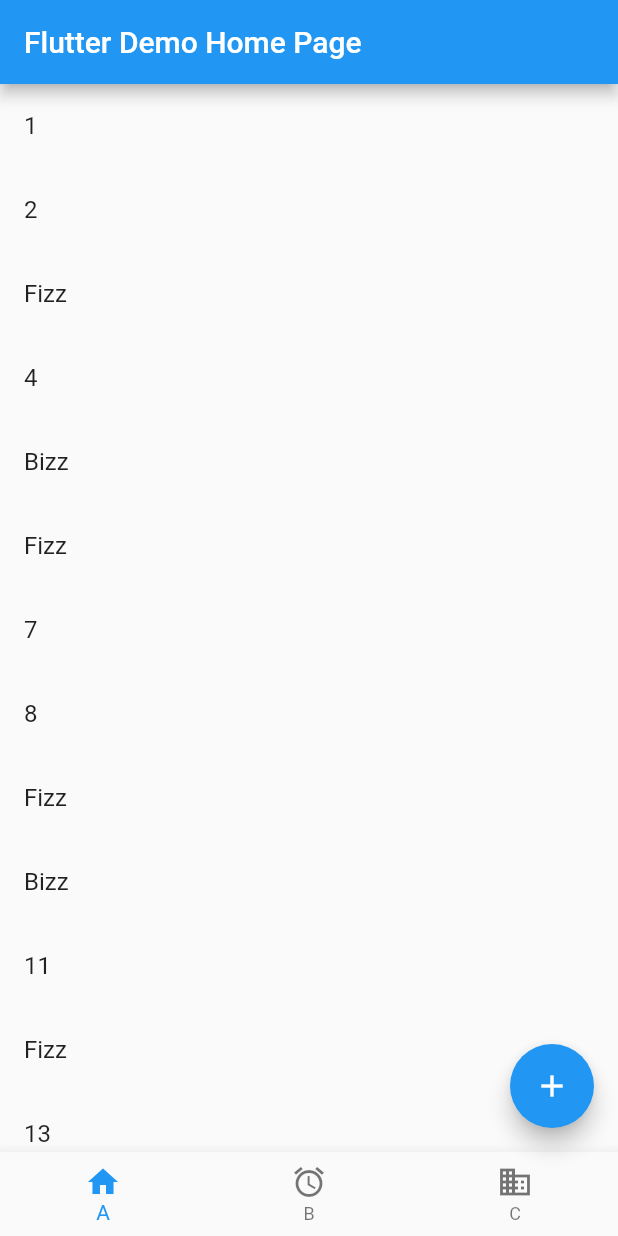
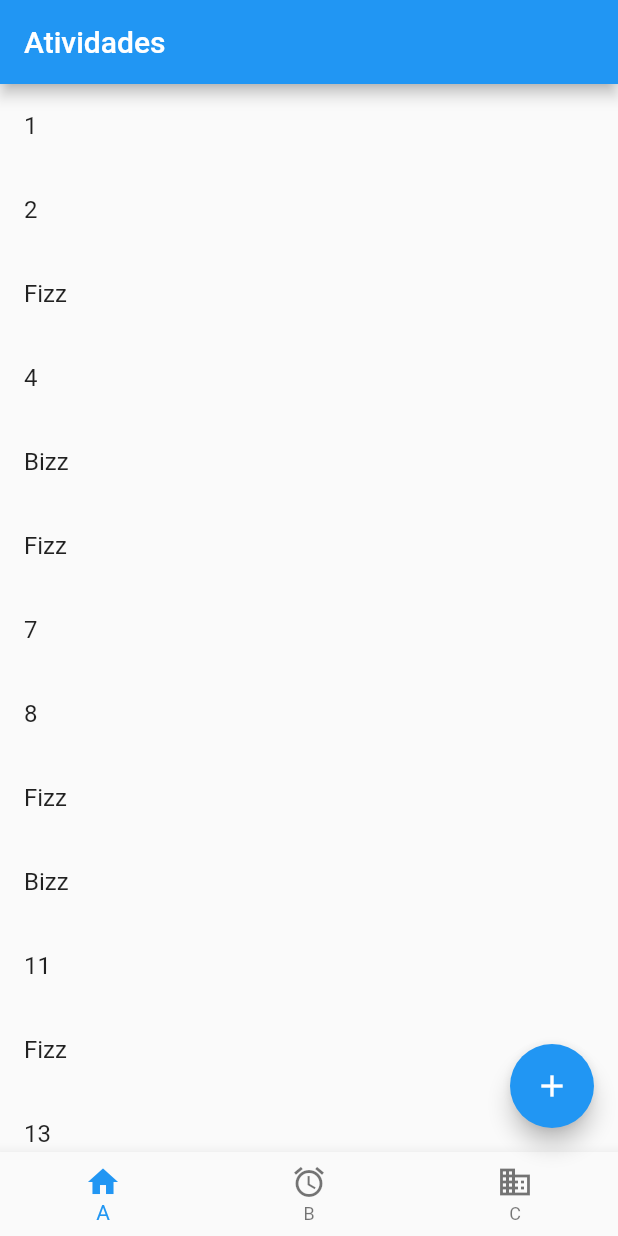
Before and after one commit to AlexMota/atividades, a Flutter app: the screen it shows after launch, on a phone screen of 412 x 824 dp. Run offline on Flutter 3.47's test engine with Material 2 defaults, Android fonts, the phone set to English and light mode, and no system bars.

Commit message:
'slaslsaj'

```diff
--- a/lib/main.dart
+++ b/lib/main.dart
@@ -26,7 +26,7 @@ class MyApp extends StatelessWidget {
         // closer together (more dense) than on mobile platforms.
         visualDensity: VisualDensity.adaptivePlatformDensity,
       ),
-      home: MyHomePage(title: 'Flutter Demo Home Page'),
+      home: MyHomePage(title: 'Atividades'),
     );
   }
 }
@@ -52,7 +52,7 @@ class MyHomePage extends StatefulWidget {
 class _MyHomePageState extends State<MyHomePage> {
   int _counter = 0;
   int _index = 0;
-  List<String> items = ['sdds', 'dssd'];
+  List<String> items = [];
   bool isPalindrome;
   String matriz;
 
```
